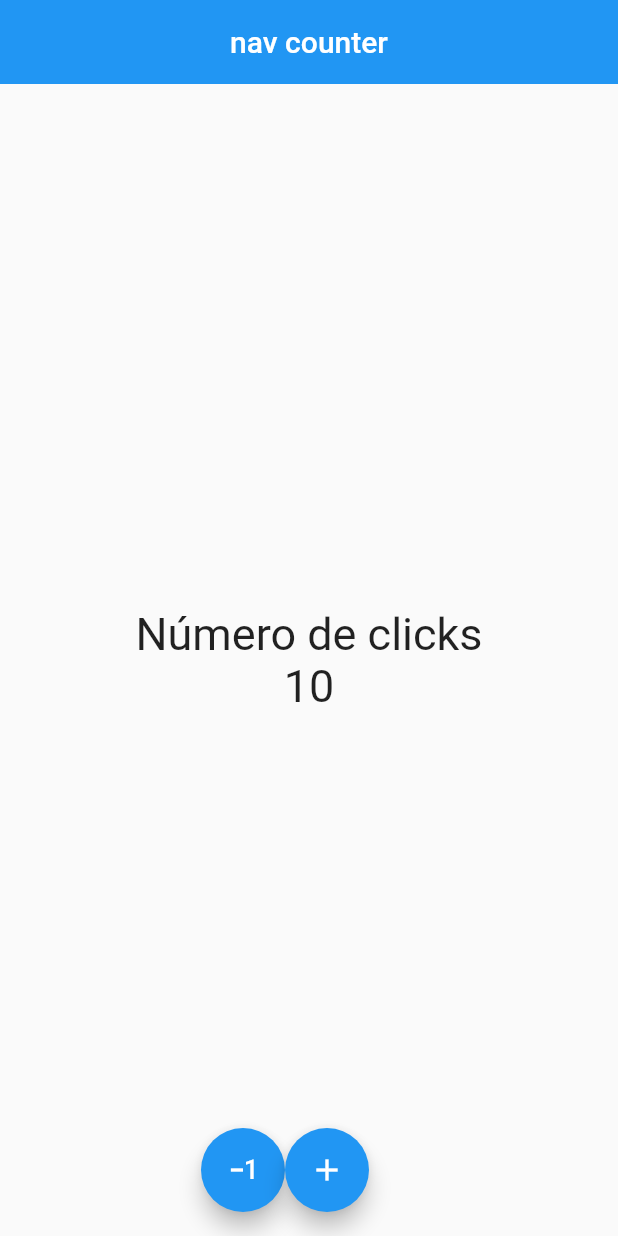
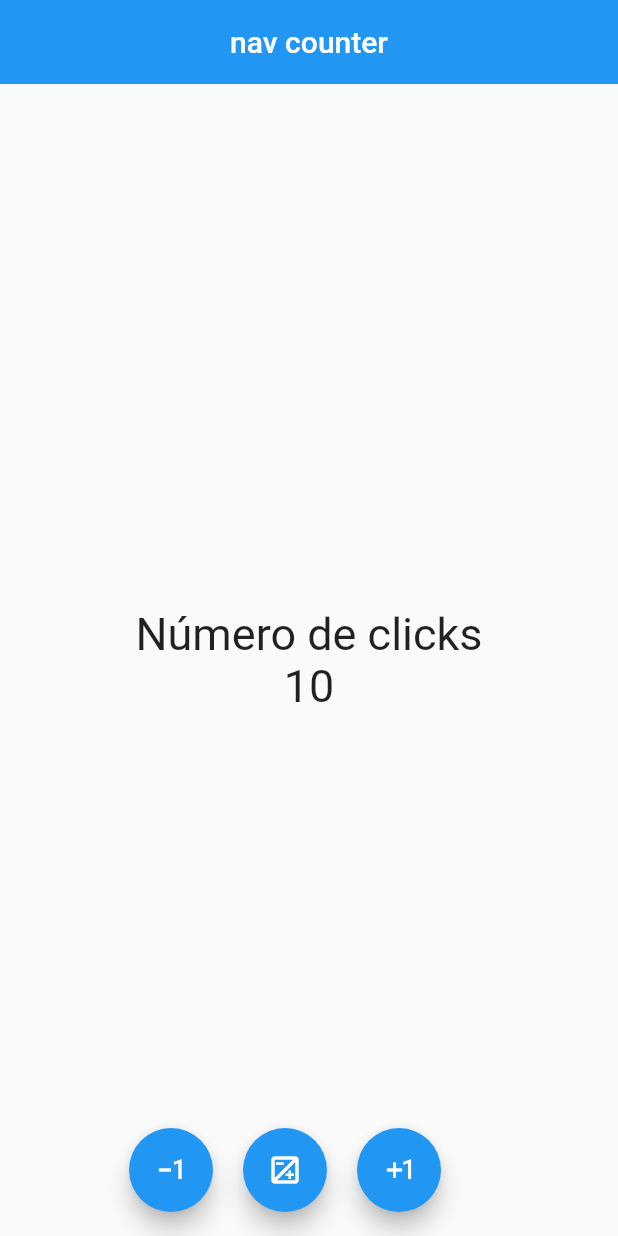
Before and after one commit to richie20502/my_app_flutter, a Flutter app: the screen it shows after launch, on a phone screen of 412 x 824 dp. Run offline on Flutter 3.47's test engine with Material 2 defaults, Android fonts, the light colour scheme and no system bars.

Commit message:
se agrego el buton para regresar a cero

```diff
--- a/lib/screens/counter_screen.dart
+++ b/lib/screens/counter_screen.dart
@@ -44,8 +44,21 @@ class _CounterScreenState extends State<CounterScreen> {
               setState(() {});
             },
           ),
+          const SizedBox(
+            width: 20,
+          ),
           FloatingActionButton(
-            child: const Icon(Icons.add),
+            child: const Icon(Icons.exposure_outlined),
+            onPressed: () {
+              counter = 0;
+              setState(() {});
+            },
+          ),
+          const SizedBox(
+            width: 20,
+          ),
+          FloatingActionButton(
+            child: const Icon(Icons.exposure_plus_1_outlined),
             onPressed: () {
               counter++;
               setState(() {});
```
